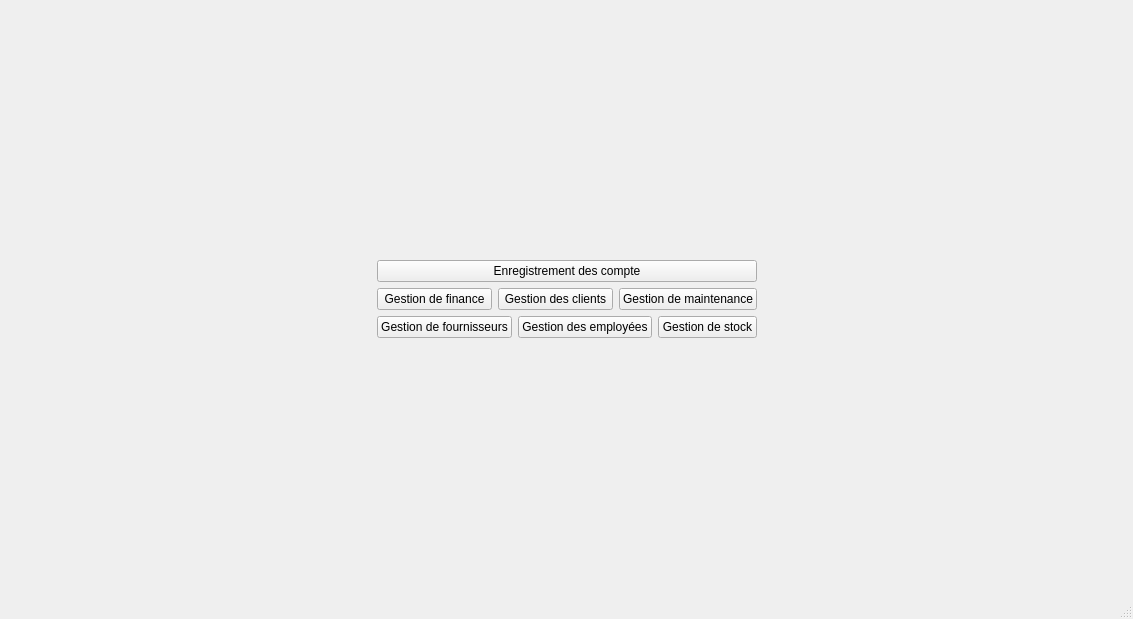
Qt form mainwindow.ui (Khouini/Smart-Printing-Office-2A-Qt) before a commit.
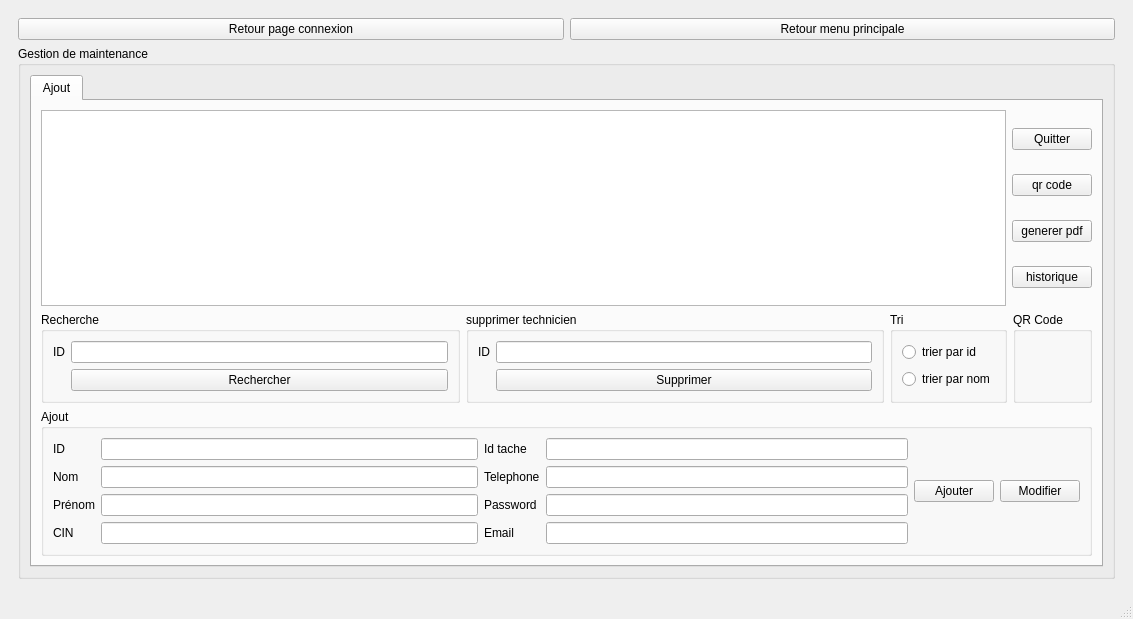
The same form after that commit.

Patch:
```diff
--- a/mainwindow.ui
+++ b/mainwindow.ui
@@ -18,7 +18,7 @@
     <item>
      <widget class="QStackedWidget" name="stackedWidget">
       <property name="currentIndex">
-       <number>1</number>
+       <number>6</number>
       </property>
       <widget class="QWidget" name="page">
        <layout class="QVBoxLayout" name="verticalLayout_6">
@@ -2216,6 +2216,304 @@
         </item>
        </layout>
       </widget>
+      <widget class="QWidget" name="page_7">
+       <layout class="QVBoxLayout" name="verticalLayout_86">
+        <item>
+         <layout class="QHBoxLayout" name="horizontalLayout_75">
+          <item>
+           <widget class="QPushButton" name="pushButton_RPGF_4">
+            <property name="text">
+             <string>Retour page connexion</string>
+            </property>
+           </widget>
+          </item>
+          <item>
+           <widget class="QPushButton" name="pushButton_RMPF_4">
+            <property name="text">
+             <string>Retour menu principale</string>
+            </property>
+           </widget>
+          </item>
+         </layout>
+        </item>
+        <item>
+         <widget class="QGroupBox" name="groupBox_28">
+          <property name="title">
+           <string>Gestion de maintenance</string>
+          </property>
+          <layout class="QVBoxLayout" name="verticalLayout_79">
+           <item>
+            <widget class="QTabWidget" name="tabWidget_2">
+             <property name="currentIndex">
+              <number>0</number>
+             </property>
+             <widget class="QWidget" name="tab_9">
+              <attribute name="title">
+               <string>Ajout</string>
+              </attribute>
+              <layout class="QVBoxLayout" name="verticalLayout_80">
+               <item>
+                <layout class="QHBoxLayout" name="horizontalLayout_72">
+                 <item>
+                  <widget class="QTableView" name="tableView_maint"/>
+                 </item>
+                 <item>
+                  <layout class="QVBoxLayout" name="verticalLayout_81">
+                   <item>
+                    <widget class="QPushButton" name="QUITTER_maint">
+                     <property name="text">
+                      <string>Quitter</string>
+                     </property>
+                    </widget>
+                   </item>
+                   <item>
+                    <widget class="QPushButton" name="qrCode">
+                     <property name="text">
+                      <string>qr code</string>
+                     </property>
+                    </widget>
+                   </item>
+                   <item>
+                    <widget class="QPushButton" name="pushButton_pdf_maint">
+                     <property name="text">
+                      <string>generer pdf</string>
+                     </property>
+                    </widget>
+                   </item>
+                   <item>
+                    <widget class="QPushButton" name="pushButton_historique_maint">
+                     <property name="text">
+                      <string>historique</string>
+                     </property>
+                    </widget>
+                   </item>
+                  </layout>
+                 </item>
+                </layout>
+               </item>
+               <item>
+                <layout class="QHBoxLayout" name="horizontalLayout_73">
+                 <item>
+                  <widget class="QGroupBox" name="groupBox_29">
+                   <property name="title">
+                    <string>Recherche</string>
+                   </property>
+                   <layout class="QVBoxLayout" name="verticalLayout_82">
+                    <item>
+                     <layout class="QFormLayout" name="formLayout_5">
+                      <item row="1" column="1">
+                       <widget class="QPushButton" name="pushButton_rech_maint">
+                        <property name="text">
+                         <string>Rechercher</string>
+                        </property>
+                       </widget>
+                      </item>
+                      <item row="0" column="0">
+                       <widget class="QLabel" name="label_29">
+                        <property name="text">
+                         <string>ID</string>
+                        </property>
+                       </widget>
+                      </item>
+                      <item row="0" column="1">
+                       <widget class="QLineEdit" name="lineEdit_rech_maint"/>
+                      </item>
+                     </layout>
+                    </item>
+                   </layout>
+                  </widget>
+                 </item>
+                 <item>
+                  <widget class="QGroupBox" name="groupBox_30">
+                   <property name="title">
+                    <string>supprimer technicien</string>
+                   </property>
+                   <layout class="QVBoxLayout" name="verticalLayout_83">
+                    <item>
+                     <layout class="QFormLayout" name="formLayout_6">
+                      <item row="1" column="1">
+                       <widget class="QPushButton" name="pushButton_supp_maint">
+                        <property name="text">
+                         <string>Supprimer</string>
+                        </property>
+                       </widget>
+                      </item>
+                      <item row="0" column="1">
+                       <widget class="QLineEdit" name="lineEdit_supp_maint"/>
+                      </item>
+                      <item row="0" column="0">
+                       <widget class="QLabel" name="label_30">
+                        <property name="text">
+                         <string>ID</string>
+                        </property>
+                       </widget>
+                      </item>
+                     </layout>
+                    </item>
+                   </layout>
+                  </widget>
+                 </item>
+                 <item>
+                  <widget class="QGroupBox" name="groupBox_31">
+                   <property name="title">
+                    <string>Tri</string>
+                   </property>
+                   <layout class="QVBoxLayout" name="verticalLayout_84">
+                    <item>
+                     <widget class="QRadioButton" name="radioButton_idTri_maint">
+                      <property name="text">
+                       <string>trier par id</string>
+                      </property>
+                     </widget>
+                    </item>
+                    <item>
+                     <widget class="QRadioButton" name="radioButton_nomTri_maint">
+                      <property name="text">
+                       <string>trier par nom</string>
+                      </property>
+                     </widget>
+                    </item>
+                   </layout>
+                  </widget>
+                 </item>
+                 <item>
+                  <widget class="QGroupBox" name="groupBox_32">
+                   <property name="title">
+                    <string>QR Code</string>
+                   </property>
+                   <layout class="QVBoxLayout" name="verticalLayout_85">
+                    <item>
+                     <widget class="QLabel" name="qr_code">
+                      <property name="text">
+                       <string/>
+                      </property>
+                     </widget>
+                    </item>
+                   </layout>
+                  </widget>
+                 </item>
+                </layout>
+               </item>
+               <item>
+                <widget class="QGroupBox" name="groupBox_33">
+                 <property name="title">
+                  <string>Ajout</string>
+                 </property>
+                 <layout class="QHBoxLayout" name="horizontalLayout_74">
+                  <item>
+                   <layout class="QFormLayout" name="formLayout_2">
+                    <item row="0" column="0">
+                     <widget class="QLabel" name="label_31">
+                      <property name="text">
+                       <string>ID</string>
+                      </property>
+                     </widget>
+                    </item>
+                    <item row="0" column="1">
+                     <widget class="QLineEdit" name="lineEdit_id_maint"/>
+                    </item>
+                    <item row="1" column="0">
+                     <widget class="QLabel" name="label_32">
+                      <property name="text">
+                       <string>Nom</string>
+                      </property>
+                     </widget>
+                    </item>
+                    <item row="1" column="1">
+                     <widget class="QLineEdit" name="lineEdit_nom_maint"/>
+                    </item>
+                    <item row="2" column="0">
+                     <widget class="QLabel" name="label_33">
+                      <property name="text">
+                       <string>Prénom</string>
+                      </property>
+                     </widget>
+                    </item>
+                    <item row="2" column="1">
+                     <widget class="QLineEdit" name="lineEdit_prenom_maint"/>
+                    </item>
+                    <item row="3" column="0">
+                     <widget class="QLabel" name="label_34">
+                      <property name="text">
+                       <string>CIN</string>
+                      </property>
+                     </widget>
+                    </item>
+                    <item row="3" column="1">
+                     <widget class="QLineEdit" name="lineEdit_cin_maint"/>
+                    </item>
+                   </layout>
+                  </item>
+                  <item>
+                   <layout class="QFormLayout" name="formLayout_3">
+                    <item row="0" column="0">
+                     <widget class="QLabel" name="label_35">
+                      <property name="text">
+                       <string>Id tache</string>
+                      </property>
+                     </widget>
+                    </item>
+                    <item row="0" column="1">
+                     <widget class="QLineEdit" name="lineEdit_idtache_maint"/>
+                    </item>
+                    <item row="1" column="1">
+                     <widget class="QLineEdit" name="lineEdit_num_maint"/>
+                    </item>
+                    <item row="1" column="0">
+                     <widget class="QLabel" name="label_36">
+                      <property name="text">
+                       <string>Telephone</string>
+                      </property>
+                     </widget>
+                    </item>
+                    <item row="2" column="0">
+                     <widget class="QLabel" name="label_37">
+                      <property name="text">
+                       <string>Password</string>
+                      </property>
+                     </widget>
+                    </item>
+                    <item row="2" column="1">
+                     <widget class="QLineEdit" name="lineEdit_Ps_maint"/>
+                    </item>
+                    <item row="3" column="0">
+                     <widget class="QLabel" name="label_38">
+                      <property name="text">
+                       <string>Email</string>
+                      </property>
+                     </widget>
+                    </item>
+                    <item row="3" column="1">
+                     <widget class="QLineEdit" name="lineEdit_email_maint"/>
+                    </item>
+                   </layout>
+                  </item>
+                  <item>
+                   <widget class="QPushButton" name="pushButton_ajouter_maint">
+                    <property name="text">
+                     <string>Ajouter</string>
+                    </property>
+                   </widget>
+                  </item>
+                  <item>
+                   <widget class="QPushButton" name="pushButton_Modifier_maint">
+                    <property name="text">
+                     <string>Modifier</string>
+                    </property>
+                   </widget>
+                  </item>
+                 </layout>
+                </widget>
+               </item>
+              </layout>
+             </widget>
+            </widget>
+           </item>
+          </layout>
+         </widget>
+        </item>
+       </layout>
+      </widget>
      </widget>
     </item>
    </layout>
```
